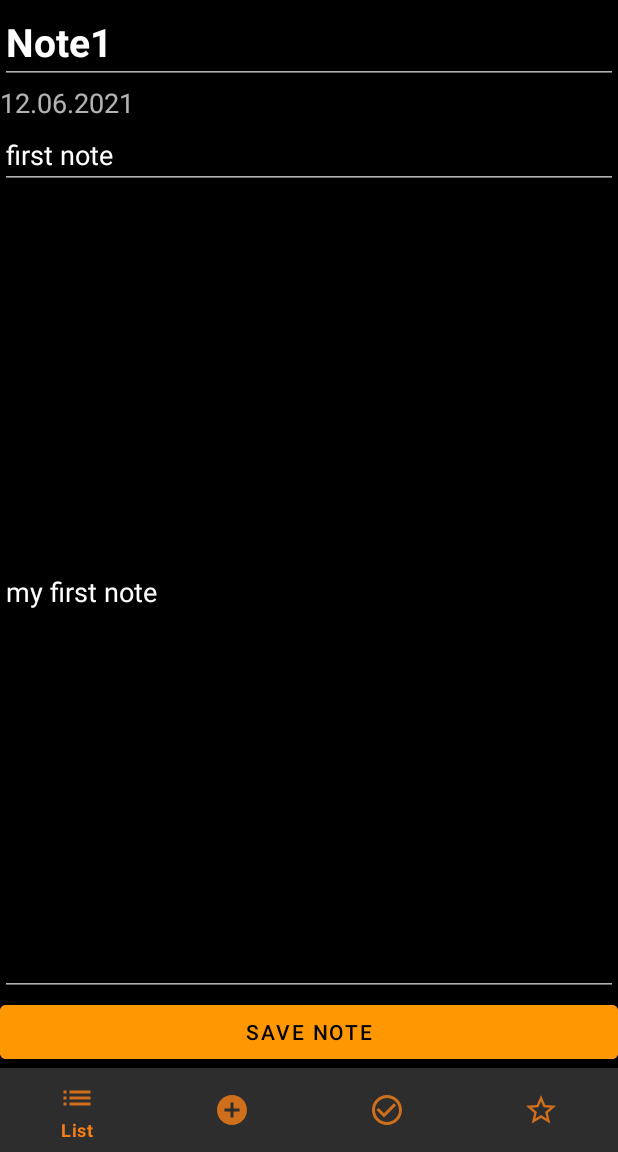
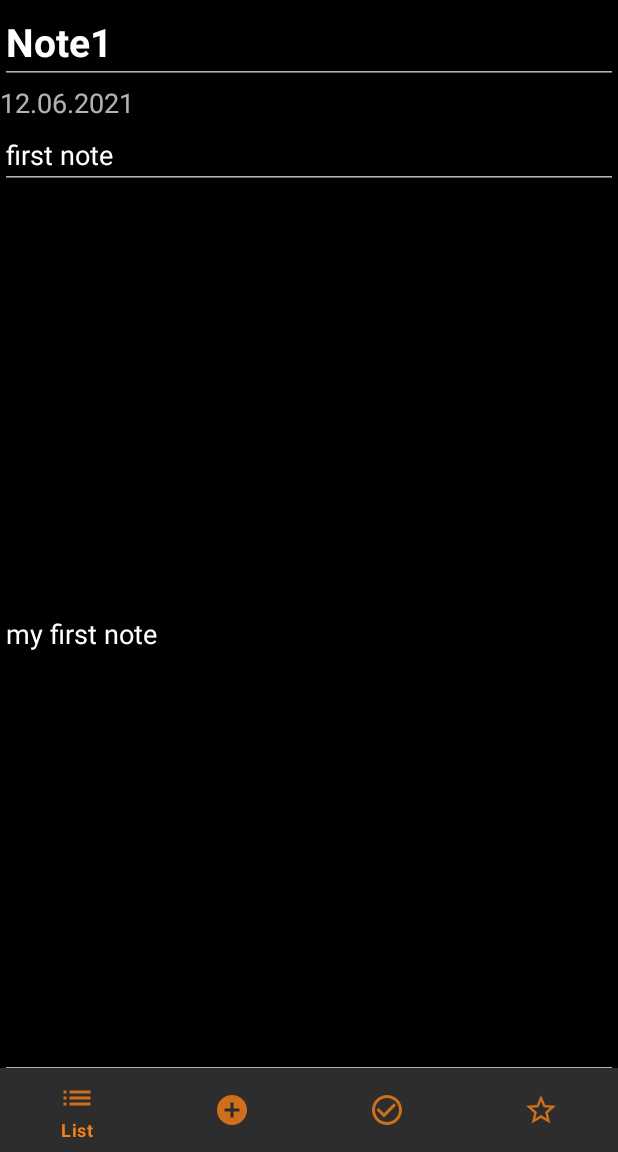
Before and after one commit to BaranovaElena/Notes, an Android app: the screen it shows after launch (MainActivity), after a tap on an icon or button, on a phone screen of 412 x 824 dp, the part 84-1236 px from its top. Run offline under Robolectric (Android 15) with nearby library versions, the phone set to English and light mode, and no system bars.

Commit message:
во вкладке "создать" открывается пустое окно редактирования, по кнопке сохранить - возврат на вкладку "список" без сохранения

```diff
--- a/app/src/main/java/com/example/notes/MainActivity.java
+++ b/app/src/main/java/com/example/notes/MainActivity.java
@@ -19,7 +19,6 @@ import com.google.android.material.bottomnavigation.BottomNavigationView;
 public class MainActivity extends AppCompatActivity implements NotesFragment.Controller, OneNoteFragment.Controller {
     public final String NOTES_FRAGMENT_TAG = "NOTES_FRAGMENT_TAG";
     private BottomNavigationView bottomNavigationView;
-    private boolean isLandscape;
 
     static {
         AppCompatDelegate.setDefaultNightMode(AppCompatDelegate.MODE_NIGHT_YES);
@@ -29,8 +28,6 @@ public class MainActivity extends AppCompatActivity implements NotesFragment.Con
     protected void onCreate(Bundle savedInstanceState) {
         super.onCreate(savedInstanceState);
         setContentView(R.layout.activity_main);
-
-        isLandscape = getResources().getConfiguration().orientation == Configuration.ORIENTATION_LANDSCAPE;
 
         bottomNavigationView = findViewById(R.id.nav_view);
         bottomNavigationView.setOnNavigationItemSelectedListener(this::setBottomNavListener);
@@ -76,13 +73,13 @@ public class MainActivity extends AppCompatActivity implements NotesFragment.Con
 
     @Override
     public void openNoteScreen(NoteEntity note) {
-        FragmentTransaction transaction = getSupportFragmentManager().beginTransaction();
-        transaction.add(isLandscape ? R.id.layout_one_note : R.id.nav_host_fragment_activity_main,
-                OneNoteFragment.newInstance(note));
-        if (!isLandscape) {
-            transaction.addToBackStack(null);
-        }
-        transaction.commit();
+        //boolean isLandscape = getResources().getConfiguration().orientation == Configuration.ORIENTATION_LANDSCAPE;
+        getSupportFragmentManager()
+                .beginTransaction()
+                //.add(isLandscape ? R.id.layout_one_note : R.id.layout_notes_list, OneNoteFragment.newInstance(note))
+                .add(R.id.nav_host_fragment_activity_main, OneNoteFragment.newInstance(note))
+                .addToBackStack(null)
+                .commit();
     }
 
     @Override
--- a/app/src/main/java/com/example/notes/OneNoteFragment.java
+++ b/app/src/main/java/com/example/notes/OneNoteFragment.java
@@ -1,17 +1,14 @@
 package com.example.notes;
 
 import android.content.Context;
-import android.content.res.Configuration;
 import android.os.Bundle;
 
 import androidx.annotation.NonNull;
 import androidx.fragment.app.Fragment;
 
-import android.util.TypedValue;
 import android.view.LayoutInflater;
 import android.view.View;
 import android.view.ViewGroup;
-import android.widget.LinearLayout;
 import android.widget.TextView;
 
 import com.google.android.material.button.MaterialButton;
@@ -22,7 +19,7 @@ import java.util.Calendar;
 public class OneNoteFragment extends Fragment {
     public static final String GET_NOTE_EXTRA_KEY = "EXTRA_KEY";
 
-    private NoteEntity noteEntity;
+    private NoteEntity noteEntity = null;
 
     private TextInputEditText titleEditText;
     private TextView creationDateTextView;
@@ -65,18 +62,6 @@ public class OneNoteFragment extends Fragment {
 
         buttonSave = view.findViewById(R.id.button_save);
         buttonSave.setOnClickListener(v -> saveAndExit());
-
-        // в ландшафте фрагмент должен растягиваться до низа,
-        // в портретной - с учетом нижней панели навигации
-        if (!(getResources().getConfiguration().orientation == Configuration.ORIENTATION_LANDSCAPE)) {
-            LinearLayout fragment_container = (LinearLayout) view.findViewById(R.id.fragment_one_note_container);
-            TypedValue tv = new TypedValue();
-            if (requireActivity().getTheme().resolveAttribute(android.R.attr.actionBarSize, tv, true)) {
-                fragment_container.setPadding(0, 0, 0,
-                        TypedValue.complexToDimensionPixelSize(tv.data,getResources().getDisplayMetrics()));
-            }
-
-        }
         return view;
     }
 
```
Also changed, not shown: app/src/main/res/layout/fragment_tasks.xml (deleted, +0 -13 lines).
